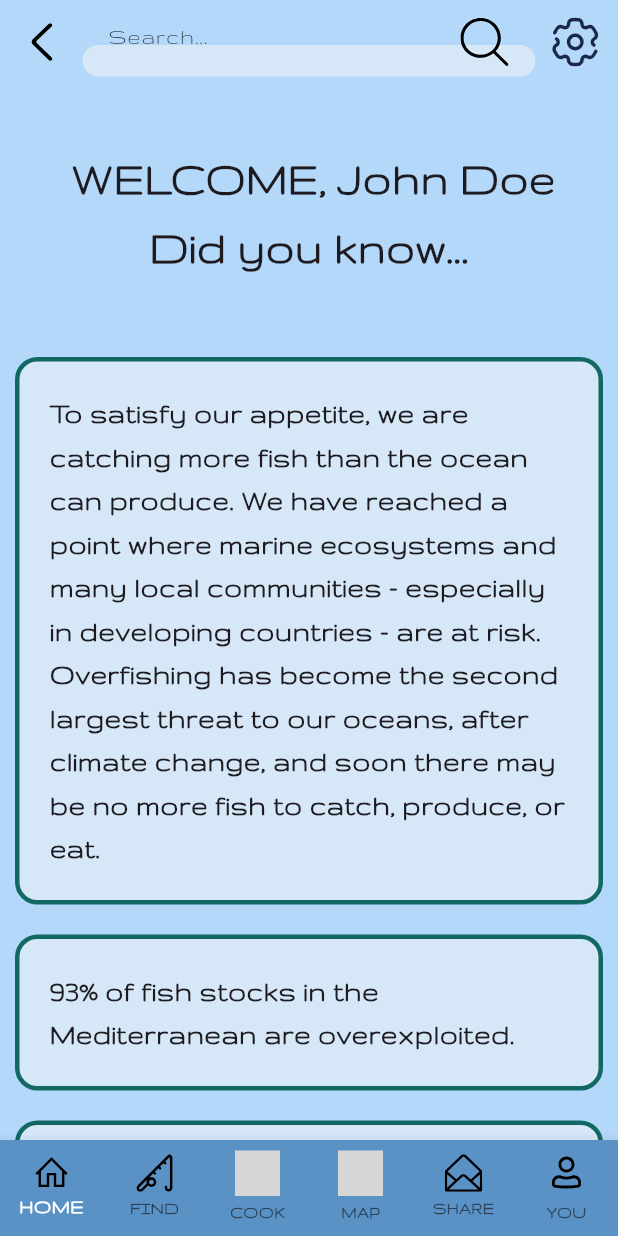
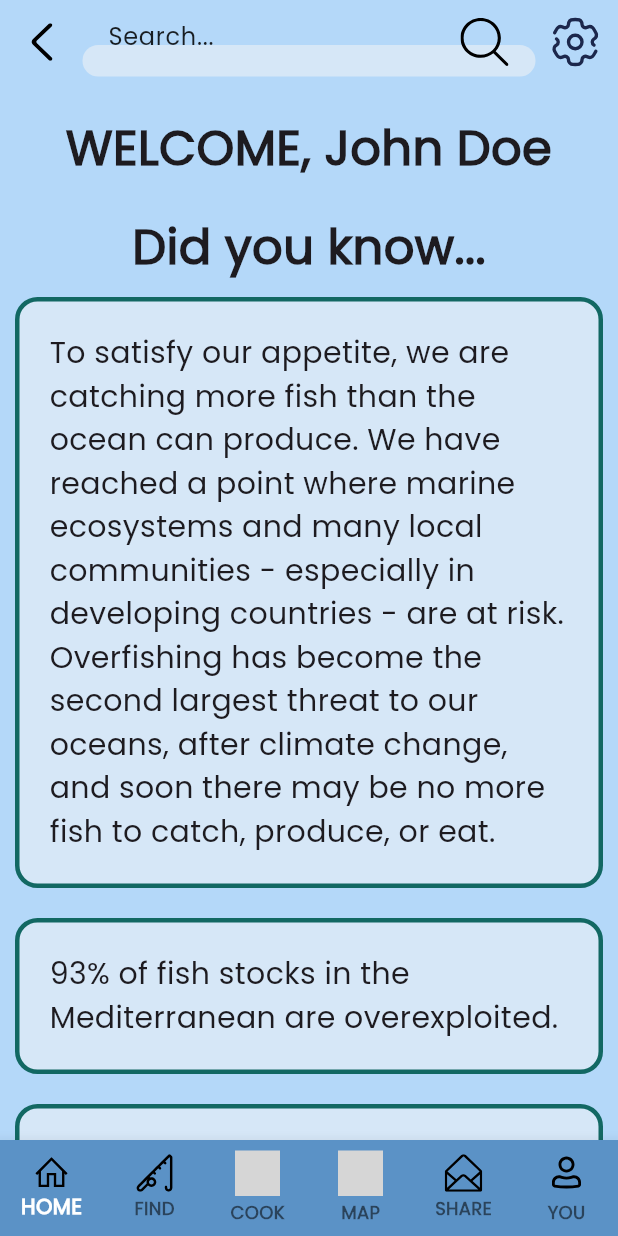
Before and after one commit to PedroLunet/MarineChoice, a Flutter app: the screen it shows after launch, after a tap on "Read more...", on a phone screen of 412 x 824 dp. Run offline on Flutter 3.47's test engine with Material 3 defaults, Android fonts, the phone set to English and light mode, and no system bars; our stand-ins replace flutter_svg, google_maps_flutter, location; grey boxes are pictures that could not be loaded.

```diff
--- a/marinechoice/lib/main.dart
+++ b/marinechoice/lib/main.dart
@@ -13,8 +13,8 @@ class MyApp extends StatelessWidget {
   Widget build(BuildContext context) {
     return MaterialApp(
       debugShowCheckedModeBanner: false,
-      theme: ThemeData(fontFamily: 'Gruppo'),
-      home: HomePage(),
+      theme: ThemeData(fontFamily: 'Poppins'),
+      home: const HomePage(),
     );
   }
 }
--- a/marinechoice/lib/pages/homepage.dart
+++ b/marinechoice/lib/pages/homepage.dart
@@ -1,5 +1,6 @@
 import 'package:flutter/material.dart';
 import 'package:flutter_svg/svg.dart';
+import 'package:marinechoice/pages/mappage.dart';
 
 class HomePage extends StatefulWidget {
   const HomePage({super.key});
@@ -27,12 +28,24 @@ class _HomePage extends State<HomePage> {
         child: Column(
           children: [
             Container(
-              margin: const EdgeInsets.all(40),
+              margin: const EdgeInsets.all(20),
               child: const Text(
-                ' WELCOME, John Doe \n        Did you know...',
+                'WELCOME, John Doe',
+                textAlign: TextAlign.center,
                 style: TextStyle(
                   fontSize: 32,
-                  fontWeight: FontWeight.w900,
+                  fontWeight: FontWeight.w700,
+                ),
+              ),
+            ),
+
+            Container(
+              child: const Text(
+                'Did you know...',
+                textAlign: TextAlign.center,
+                style: TextStyle(
+                  fontSize: 32,
+                  fontWeight: FontWeight.w700,
                 ),
               ),
             ),
@@ -54,10 +67,26 @@ class _HomePage extends State<HomePage> {
       );
   }
 
+
+  _navigate(int index){
+      switch (index) {
+        case 0:
+          Navigator.of(context).push(
+              MaterialPageRoute(builder: (context) => const HomePage()));
+          break;
+        case 3:
+          Navigator.of(context).push(
+              MaterialPageRoute(builder: (context) => const MapPage()));
+          break;
+      }
+
+  }
+
   BottomNavigationBar buildBottomNavigationBar() {
     return BottomNavigationBar(
       backgroundColor: const Color(0xff5B92C6),
       currentIndex: 0,
+      onTap: _navigate,
       selectedItemColor: Colors.white,
       type: BottomNavigationBarType.fixed,
       items: [
@@ -85,10 +114,12 @@ class _HomePage extends State<HomePage> {
     );
   }
 
+
   Widget buildContainer(String text, int number) {
     if (number == selectedBox || text.length <= 27 * 6) {
       return Container(
         padding: const EdgeInsets.all(20),
+        width: MediaQuery.of(context).size.width - 20,
         decoration: BoxDecoration(
             border: Border.all(color: const Color(0xff126863), width: 3),
             color: const Color(0xffD6E7F7),
@@ -98,7 +129,7 @@ class _HomePage extends State<HomePage> {
           text,
           style: const TextStyle(
             fontSize: 20,
-            fontWeight: FontWeight.w700,
+            fontWeight: FontWeight.w400,
           ),
         ),
       );
@@ -115,7 +146,7 @@ class _HomePage extends State<HomePage> {
             "${text.characters.take((27 * 6) - 3)}...",
             style: const TextStyle(
               fontSize: 20,
-              fontWeight: FontWeight.w700,
+              fontWeight: FontWeight.w400,
             ),
           ),
           TextButton(
--- a/marinechoice/pubspec.yaml
+++ b/marinechoice/pubspec.yaml
@@ -31,6 +31,8 @@ dependencies:
   flutter:
     sdk: flutter
 
+  google_maps_flutter: ^2.5.0
+  location: ^5.0.0
 
   # The following adds the Cupertino Icons font to your application.
   # Use with the CupertinoIcons class for iOS style icons.
@@ -76,9 +78,9 @@ flutter:
   # list giving the asset and other descriptors for the font. For
   # example:
   fonts:
-    - family: Gruppo
+    - family: Poppins
       fonts:
-        - asset: fonts/Gruppo-Regular.ttf
+        - asset: fonts/Poppins-Regular.ttf
           weight: 400
   #   - family: Trajan Pro
   #     fonts:
```
Also changed, not shown: marinechoice/lib/pages/mappage.dart (+77 -0 lines), marinechoice/pubspec.lock, 10 other files. Lines whose indentation alone changed are shown as unchanged.
